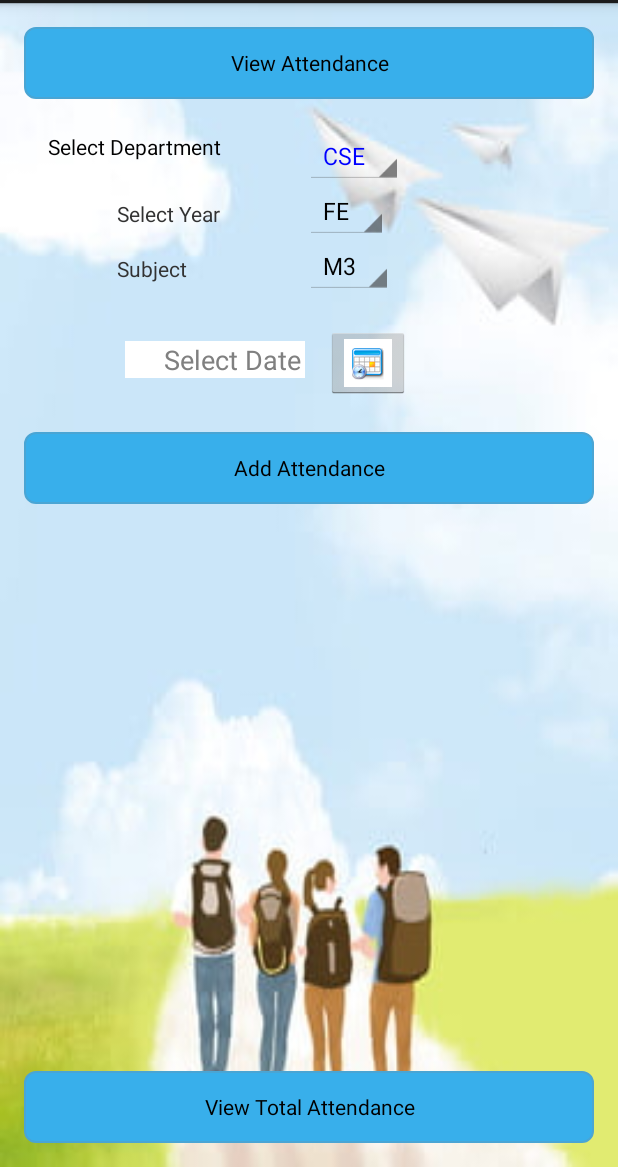
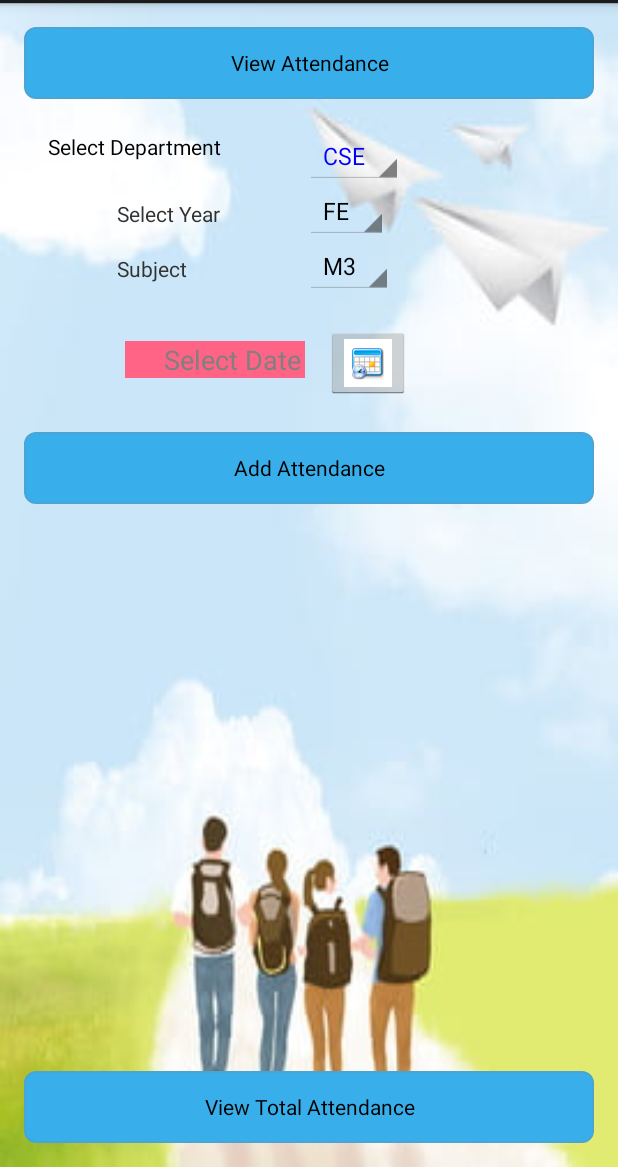
Before and after one commit to dcit202Andriod/DCIT202_Group6, an Android app: the AddAttandanceSessionActivity screen opened directly, with no data from a screen before it, on a phone screen of 412 x 824 dp, the part 69-1236 px from its top. Run offline under Robolectric (Android 15) with nearby library versions, the phone set to English and light mode, and no system bars.

Commit message:
Update add_attandance.xml

```diff
--- a/app/src/main/res/layout/add_attandance.xml
+++ b/app/src/main/res/layout/add_attandance.xml
@@ -59,7 +59,7 @@
         android:layout_height="wrap_content"
         android:layout_alignTop="@+id/DateImageButton"
         android:layout_toLeftOf="@+id/spinnerSE"
-        android:background="#ffffff"
+        android:background="#ff6486"
         android:hint="Select Date "
         android:paddingLeft="26dp"
         android:layout_marginTop="9dp"
```
